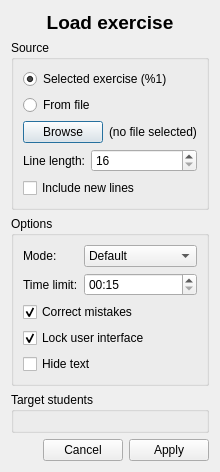
Open-Typer/Open-Typer, file ui/server/loadexercisedialog.ui: the form before one commit.
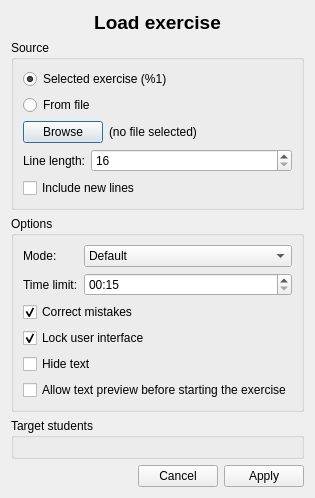
The form after the commit.

Commit message: server: loadexercisedialog: Add text preview option

Diff of the .ui file:
```diff
--- a/ui/server/loadexercisedialog.ui
+++ b/ui/server/loadexercisedialog.ui
@@ -295,6 +295,13 @@
         </property>
        </widget>
       </item>
+      <item>
+       <widget class="QCheckBox" name="textPreviewCheckBox">
+        <property name="text">
+         <string>Allow text preview before starting the exercise</string>
+        </property>
+       </widget>
+      </item>
      </layout>
     </widget>
    </item>
```
The commit also changes 2 other files.
